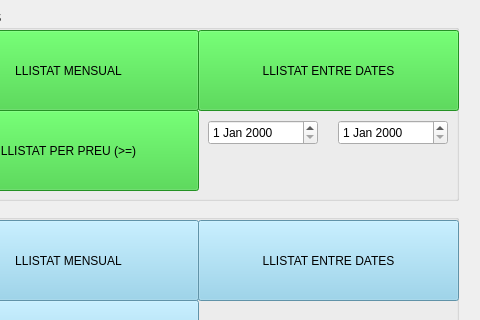
Old version of the form templates/listing.ui in the repository francescpuig7/cash; both pictures show x 82 to 562 and y 0 to 320 of the 562 by 455 pixel window.
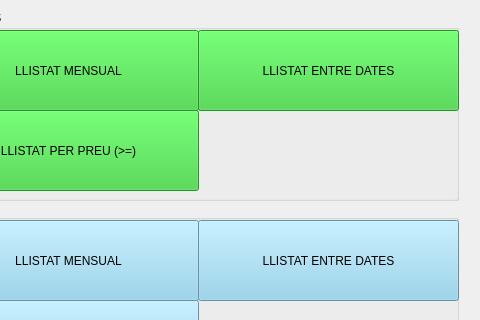
New version of the form.

```diff
--- a/templates/listing.ui
+++ b/templates/listing.ui
@@ -90,26 +90,6 @@
     </property>
    </widget>
   </widget>
-  <widget class="QDateEdit" name="dateEdit_2">
-   <property name="geometry">
-    <rect>
-     <x>420</x>
-     <y>120</y>
-     <width>110</width>
-     <height>25</height>
-    </rect>
-   </property>
-  </widget>
-  <widget class="QDateEdit" name="dateEdit">
-   <property name="geometry">
-    <rect>
-     <x>290</x>
-     <y>120</y>
-     <width>110</width>
-     <height>25</height>
-    </rect>
-   </property>
-  </widget>
   <widget class="QGroupBox" name="groupBox_2">
    <property name="geometry">
     <rect>
```
